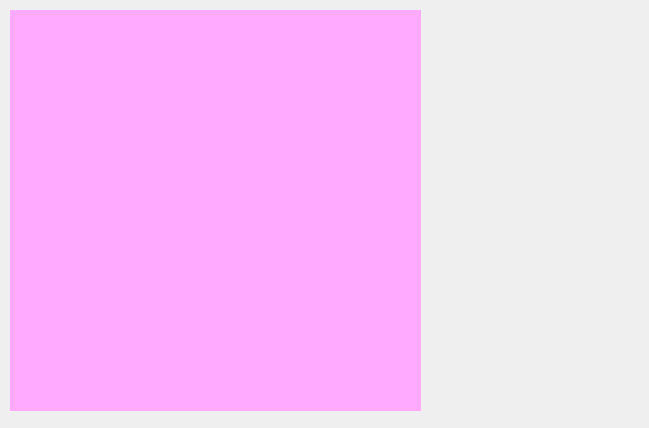
dsankdnasldas/sever, file src/seetfacesever.ui: the form before one commit.
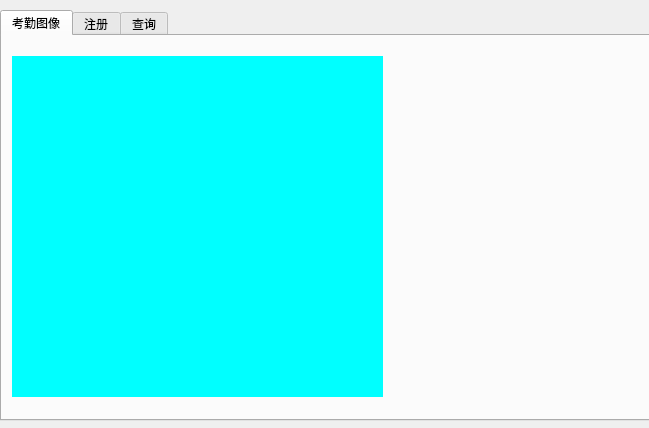
The form after the commit. The open tabs and pages were chosen to show the change. Custom widgets are drawn as their Qt base class.

```diff
--- a/src/seetfacesever.ui
+++ b/src/seetfacesever.ui
@@ -14,24 +14,66 @@
    <string>seetfacesever</string>
   </property>
   <widget class="QWidget" name="centralwidget">
-   <widget class="QLabel" name="picLb">
+   <widget class="QTabWidget" name="tabWidget">
     <property name="geometry">
      <rect>
-      <x>10</x>
+      <x>0</x>
       <y>10</y>
-      <width>411</width>
-      <height>401</height>
+      <width>651</width>
+      <height>411</height>
      </rect>
     </property>
-    <property name="styleSheet">
-     <string notr="true">background-color: rgb(255, 170, 255);</string>
+    <property name="currentIndex">
+     <number>1</number>
     </property>
-    <property name="text">
-     <string/>
-    </property>
+    <widget class="QWidget" name="showWidget">
+     <attribute name="title">
+      <string>考勤图像</string>
+     </attribute>
+     <widget class="QLabel" name="picLb">
+      <property name="geometry">
+       <rect>
+        <x>10</x>
+        <y>20</y>
+        <width>371</width>
+        <height>341</height>
+       </rect>
+      </property>
+      <property name="styleSheet">
+       <string notr="true">background-color: rgb(0, 255, 255);</string>
+      </property>
+      <property name="text">
+       <string/>
+      </property>
+     </widget>
+    </widget>
+    <widget class="Register" name="registerWidget">
+     <attribute name="title">
+      <string>注册</string>
+     </attribute>
+    </widget>
+    <widget class="SelectWin" name="selectWidget">
+     <attribute name="title">
+      <string>查询</string>
+     </attribute>
+    </widget>
    </widget>
   </widget>
  </widget>
+ <customwidgets>
+  <customwidget>
+   <class>SelectWin</class>
+   <extends>QWidget</extends>
+   <header>selectwin.h</header>
+   <container>1</container>
+  </customwidget>
+  <customwidget>
+   <class>Register</class>
+   <extends>QWidget</extends>
+   <header location="global">register.h</header>
+   <container>1</container>
+  </customwidget>
+ </customwidgets>
  <resources/>
  <connections/>
 </ui>
```
